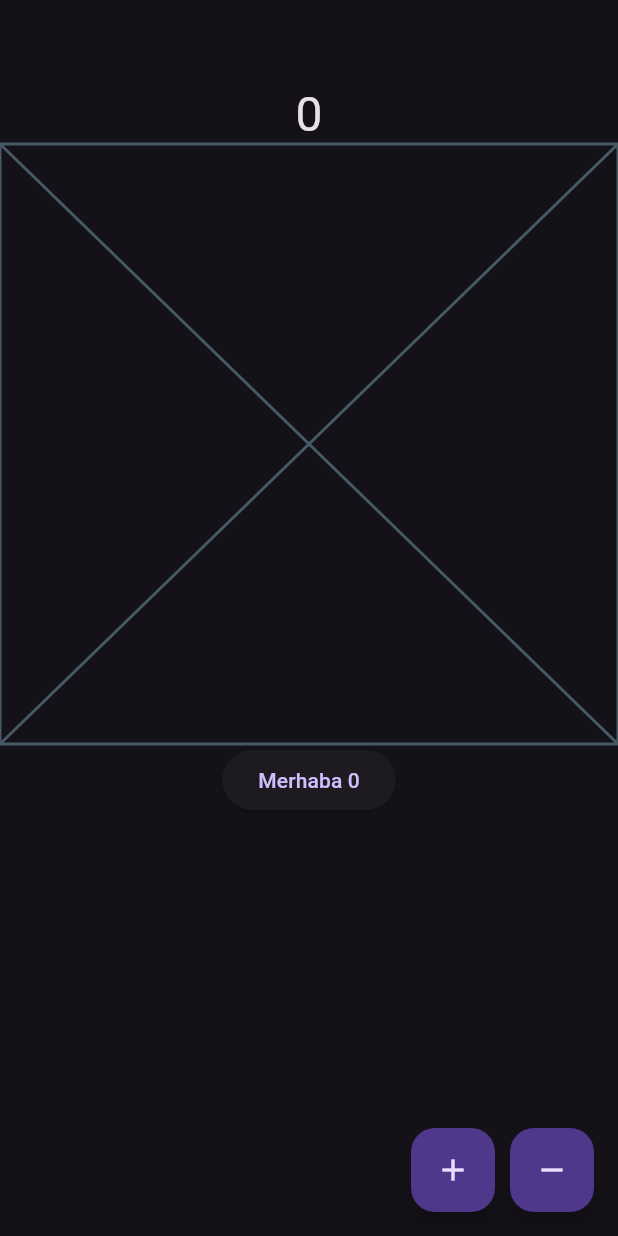
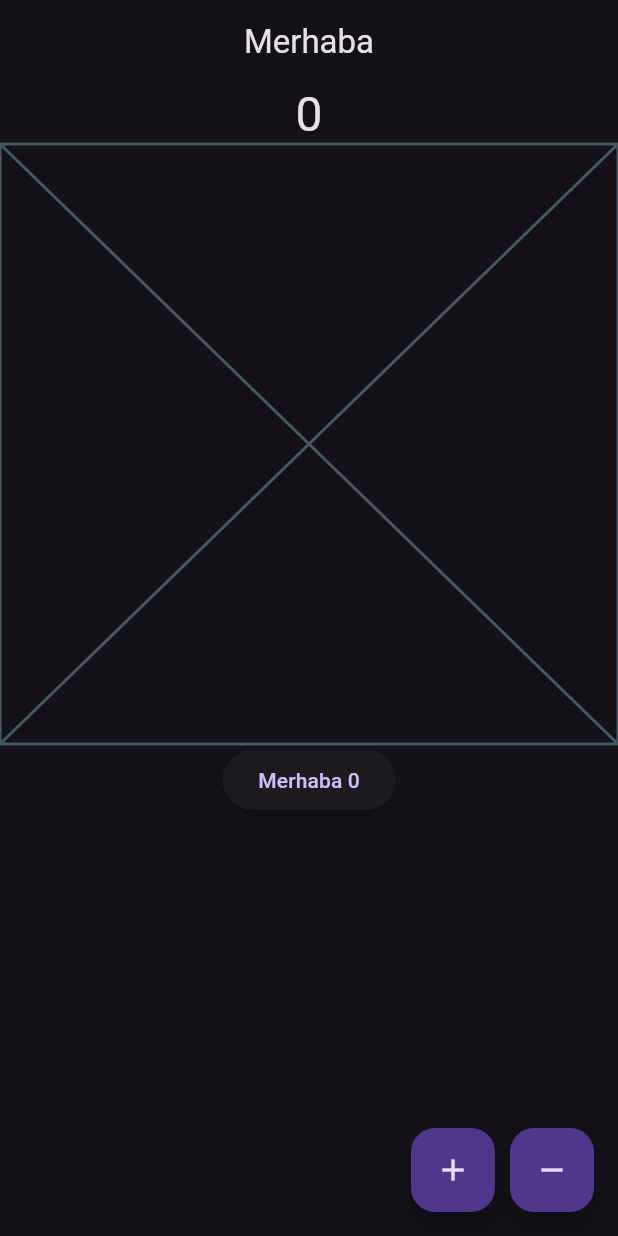
Before and after one commit to muhammetsalihaslan/firstflutterproject, a Flutter app: the screen it shows after launch, on a phone screen of 412 x 824 dp. Run offline on Flutter 3.47's test engine with Material 3 defaults, Android fonts, the phone set to English and light mode, and no system bars.

Commit message:
stateful 1

```diff
--- a/flutter_application_1/lib/101/stateful_learn.dart
+++ b/flutter_application_1/lib/101/stateful_learn.dart
@@ -1,4 +1,6 @@
 import 'package:flutter/material.dart';
+import 'package:flutter_application_1/product/counter_hello_button.dart';
+import 'package:flutter_application_1/product/textData/text_Data.dart';
 
 class StatefulLearn extends StatefulWidget {
   const StatefulLearn({super.key});
@@ -9,8 +11,6 @@ class StatefulLearn extends StatefulWidget {
 
 class _StatefulLearnState extends State<StatefulLearn> {
   int _countValue = 0;
-
-  int _counterCustom = 0;
 
   // void incrementValue() {
   //   setState(() {
@@ -37,7 +37,7 @@ class _StatefulLearnState extends State<StatefulLearn> {
   @override
   Widget build(BuildContext context) {
     return Scaffold(
-      appBar: AppBar(),
+      appBar: AppBar(title: const Text(TextData.welcomeTitle)),
       floatingActionButton: Row(
         mainAxisSize: MainAxisSize.min,
         children: [
@@ -51,13 +51,7 @@ class _StatefulLearnState extends State<StatefulLearn> {
               child: Text(_countValue.toString(),
                   style: Theme.of(context).textTheme.headlineLarge)),
           const Placeholder(),
-          ElevatedButton(
-              onPressed: () {
-                setState(() {
-                  ++_counterCustom;
-                });
-              },
-              child: Text("Merhaba $_counterCustom"))
+          const CounterHelloButton(),
         ],
       ),
     );
@@ -84,6 +78,3 @@ class _StatefulLearnState extends State<StatefulLearn> {
 
 
 // ilk class stateless gibi çalışır ikincisi ise hayat gelişen alandır
-
-
-//! 23.59 saniyede kalındı _counterCustom arttırldı duruldu
--- /dev/null
+++ b/flutter_application_1/lib/product/counter_hello_button.dart
@@ -0,0 +1,26 @@
+import 'package:flutter/material.dart';
+import 'package:flutter_application_1/product/textData/text_Data.dart';
+
+class CounterHelloButton extends StatefulWidget {
+  const CounterHelloButton({super.key});
+
+  @override
+  State<CounterHelloButton> createState() => _CounterHelloButtonState();
+}
+
+class _CounterHelloButtonState extends State<CounterHelloButton> {
+  int _counterCustom = 0;
+  final String _welcomeTitle = TextData.welcomeTitle;
+  void _updateCounter() {
+    setState(() {
+      ++_counterCustom;
+    });
+  }
+
+  @override
+  Widget build(BuildContext context) {
+    return ElevatedButton(
+        onPressed: _updateCounter,
+        child: Text("$_welcomeTitle $_counterCustom"));
+  }
+}
--- /dev/null
+++ b/flutter_application_1/lib/product/textData/text_Data.dart
@@ -0,0 +1,3 @@
+class TextData {
+  static const welcomeTitle = "Merhaba";
+}
```
Also changed, not shown: flutter_application_1/lib/101/page_view_learn.dart (added).
